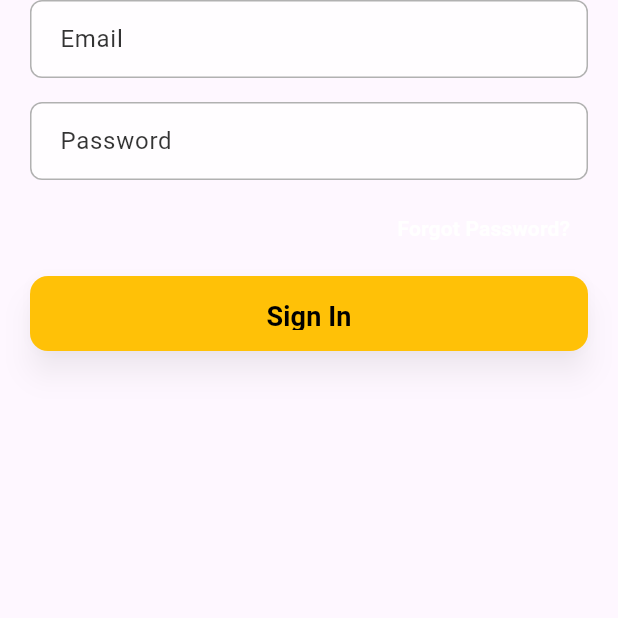
After one commit to chetan300101/hospitalizaton_app, a Flutter app: the EmailPasswordWidget screen opened directly, on a phone screen of 412 x 824 dp, the top half of it. The commit adds this screen. Run offline on Flutter 3.47's test engine with Material 3 defaults, Android fonts, the phone set to English and light mode, and no system bars; our stand-ins replace get; missing offline and left inert: hospitalization; statements that could not run were skipped.

Commit message:
27-01-25 changes

```diff
--- /dev/null
+++ b/lib/auth_pages/login_page.dart
@@ -0,0 +1,165 @@
+import 'package:flutter/material.dart';
+import 'package:get/get.dart';
+import 'package:get/get_core/src/get_main.dart';
+import 'package:hospitalization/constants/SizeConfig.dart';
+
+import '../bottom_nav_pages/first_page_nav_bar.dart';
+import '../constants/app_data_controller.dart';
+
+class EmailPasswordWidget extends StatefulWidget {
+  const EmailPasswordWidget({super.key});
+
+  @override
+  EmailPasswordWidgetState createState() => EmailPasswordWidgetState();
+}
+
+class EmailPasswordWidgetState extends State<EmailPasswordWidget> {
+  final _emailController = TextEditingController();
+  final _passwordController = TextEditingController();
+  final _formKey = GlobalKey<FormState>();
+
+  AppDataController appDataController = Get.find();
+  @override
+  Widget build(BuildContext context) {
+    return Scaffold(
+      body: SizedBox(
+          height: MediaQuery.of(context).size.height,
+          width: MediaQuery.of(context).size.width,
+          child:SingleChildScrollView(
+            padding: EdgeInsets.only(left: 20,right: 20),
+        child: Form(
+          key: _formKey,
+          child: Column(
+            children: [
+              SizedBox(height: 250 * SizeConfig.blockSizeVertical),
+              CustomTextField(
+                controller: _emailController,
+                hintText: 'Email',
+                validator: (value) {
+                  if (value == null || value.isEmpty) {
+                    return 'Please enter your email';
+                  }
+                  // Basic email validation
+                  final emailRegex = RegExp(r'^[^@]+@[^@]+\.[^@]+$');
+                  if (!emailRegex.hasMatch(value)) {
+                    return 'Please enter a valid email';
+                  }
+                  return null;
+                },
+              ),
+              const SizedBox(height: 16.0),
+              CustomTextField(
+                controller: _passwordController,
+                hintText: 'Password',
+                obscureText: true,
+                validator: (value) {
+                  if (value == null || value.isEmpty) {
+                    return 'Please enter your password';
+                  }
+                  // Add more password validation rules if needed
+                  return null;
+                },
+              ),
+              Padding(
+                padding: const EdgeInsets.symmetric(vertical: 8.0),
+                child: Align(
+                  alignment: Alignment.centerRight,
+                  child: TextButton(
+                    onPressed: () {
+                      // Handle forgot password logic
+                    },
+                    child: const Text(
+                      'Forgot Password?',
+                      style: TextStyle(
+                        color: Colors.white,
+                        fontWeight: FontWeight.bold,
+                      ),
+                    ),
+                  ),
+                ),
+              ),
+              SizedBox(
+                height: 50,
+                width: double.infinity, // Make the button full-width
+                child: ElevatedButton(
+                  onPressed: () {
+                    //if (_formKey.currentState?.validate() ?? false) {
+                      appDataController.isLogin = true;
+                      Get.snackbar("Success", "Login successful...!");
+                      Get.to(FirstPageNavBar());
+                   // }
+                  },
+                  style: ElevatedButton.styleFrom(
+                    backgroundColor: Colors.amber, // Button color
+                    shape: RoundedRectangleBorder(
+                      borderRadius: BorderRadius.circular(12.0),
+                    ),
+                    padding: const EdgeInsets.symmetric(vertical: 14.0),
+                    shadowColor: Colors.black.withOpacity(0.3),
+                    elevation: 8,
+                  ),
+                  child: const Text(
+                    'Sign In',
+                    style: TextStyle(
+                      fontSize: 18.0,
+                      fontWeight: FontWeight.bold,
+                      color: Colors.black,
+                    ),
+                  ),
+                ),
+              ),
+              const SizedBox(height: 10),
+            ],
+          ),
+        ),
+      )),
+    );
+  }
+}
+
+class CustomTextField extends StatelessWidget {
+  final TextEditingController controller;
+  final String hintText;
+  final bool obscureText;
+  final FormFieldValidator<String>? validator;
+
+  const CustomTextField({
+    required this.controller,
+    required this.hintText,
+    this.obscureText = false,
+    this.validator,
+    super.key,
+  });
+
+  @override
+  Widget build(BuildContext context) {
+    return TextFormField(
+      cursorColor: Colors.black,
+      style: const TextStyle(color: Colors.black),
+      controller: controller,
+      obscureText: obscureText,
+      validator: validator,
+      decoration: InputDecoration(
+        contentPadding:
+        const EdgeInsets.symmetric(horizontal: 16.0, vertical: 14.0),
+        hintText: hintText,
+        hintStyle: TextStyle(color: Colors.black.withOpacity(.8)),
+        focusedBorder: OutlineInputBorder(
+          borderSide: BorderSide(color: Colors.black.withOpacity(.8)),
+          borderRadius: BorderRadius.circular(8.0),
+        ),
+        enabledBorder: OutlineInputBorder(
+          borderSide: BorderSide(color: Colors.grey.withOpacity(.8)),
+          borderRadius: BorderRadius.circular(8.0),
+        ),
+        errorBorder: OutlineInputBorder(
+          borderSide: BorderSide(color: Colors.red.withOpacity(.8)),
+          borderRadius: BorderRadius.circular(8.0),
+        ),
+        filled: true,
+        border: InputBorder.none,
+        fillColor: Colors.white.withOpacity(0.8), // Glassmorphism input field
+      ),
+    );
+  }
+}
--- /dev/null
+++ b/lib/constants/app_data_controller.dart
@@ -0,0 +1,9 @@
+
+
+import 'package:get/get.dart';
+
+class AppDataController extends GetxController{
+
+
+  bool isLogin = false;
+}
--- a/pubspec.yaml
+++ b/pubspec.yaml
@@ -34,6 +34,7 @@ dependencies:
   # The following adds the Cupertino Icons font to your application.
   # Use with the CupertinoIcons class for iOS style icons.
   cupertino_icons: ^1.0.8
+  get: ^4.6.6
 
 dev_dependencies:
   flutter_test:
```
Also changed, not shown: lib/bottom_nav_pages/first_page_nav_bar.dart (added, +260 -0 lines), lib/bottom_nav_pages/settings_page.dart (added, +150 -0 lines), lib/constants/SizeConfig.dart (added, +77 -0 lines), lib/main.dart (+1 -42 lines), lib/bottom_nav_pages/home_page.dart (added), pubspec.lock.
